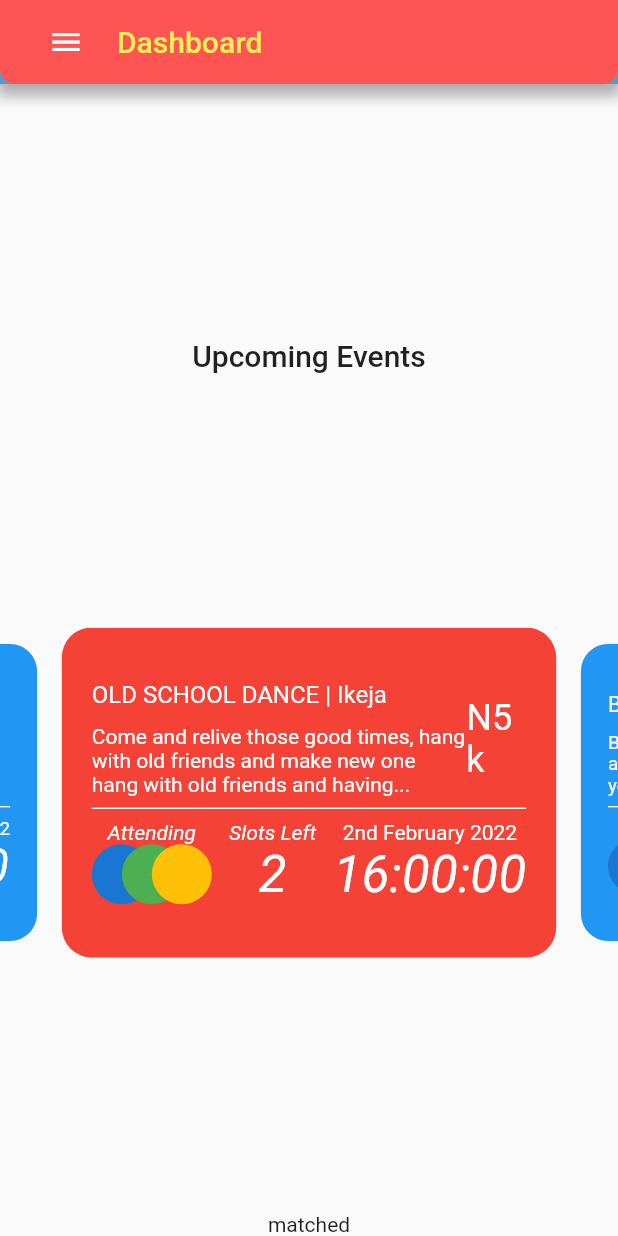
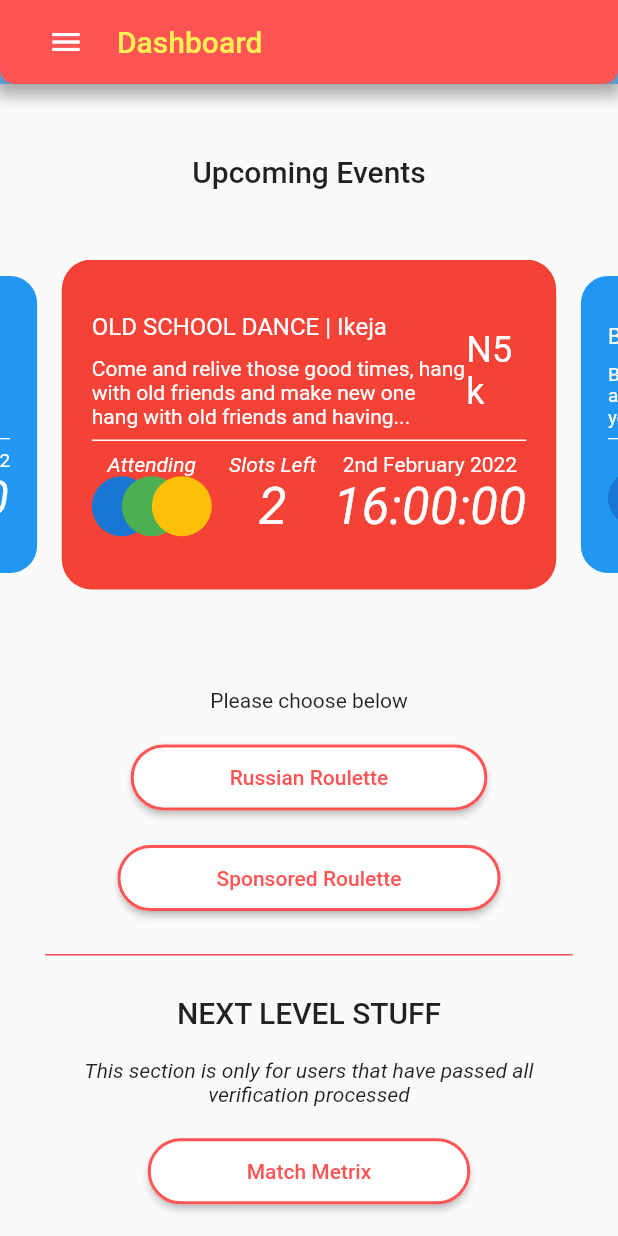
Before and after one commit to EniRox001/birddie, a Flutter app: the screen it shows after launch, on a phone screen of 412 x 824 dp. Run offline on Flutter 3.47's test engine with Material 2 defaults, Android fonts, the phone set to English and light mode, and no system bars; drawn by our look-alikes of card_swiper; our stand-ins replace google_fonts, intl_phone_field.

Commit message:
completed russian roulette cards

```diff
--- a/lib/providers/russian_roulette_provider.dart
+++ b/lib/providers/russian_roulette_provider.dart
@@ -2,12 +2,12 @@ import 'package:flutter/material.dart';
 import 'package:provider/provider.dart';
 
 class RussianRoulletes extends ChangeNotifier {
-  String _matched = 'matched';
+  String _matchState = 'not matched';
 
-  String get matched => _matched;
+  String get matchState => _matchState;
 
-  void setMatch(String match) {
-    _matched = match;
+  void setMatchState(String match) {
+    _matchState = match;
     notifyListeners();
   }
 }
--- a/lib/screens/dashboard.dart
+++ b/lib/screens/dashboard.dart
@@ -3,7 +3,11 @@ import 'package:birddie/screens/event_details.dart';
 import 'package:birddie/screens/russian_roulette.dart';
 import 'package:birddie/utils/functions.dart';
 import 'package:birddie/widgets/w_appbar.dart';
+import 'package:birddie/widgets/w_declined_roulette.dart';
 import 'package:birddie/widgets/w_elevated_button.dart';
+import 'package:birddie/widgets/w_matched_roulette.dart';
+import 'package:birddie/widgets/w_not_matched_roulette.dart';
+import 'package:birddie/widgets/w_review_roulette.dart';
 import 'package:flutter/material.dart';
 import 'package:card_swiper/card_swiper.dart';
 import 'package:birddie/providers/event_provider.dart';
@@ -68,74 +72,13 @@ class _DashboardState extends State<Dashboard> {
               ),
             ),
             //TODO: Show match review based on provider preference
-            context.watch<RussianRoulletes>().matched == 'matched'
-                ? Text('matched')
-                : context.watch<RussianRoulletes>().matched == 'review'
-                    ? Text('Review')
-                    : context.watch<RussianRoulletes>().matched == 'declined'
-                        ? Text('Declined')
-                        : Expanded(
-                            child: Column(
-                              mainAxisAlignment: MainAxisAlignment.spaceEvenly,
-                              children: [
-                                const Text(
-                                  'Please choose below',
-                                ),
-                                WElevatedButton(
-                                  onPressed: () {
-                                    navigate(
-                                      context,
-                                      const RussianRoullete(),
-                                    );
-                                  },
-                                  text: 'Russian Roulette',
-                                  outlined: true,
-                                ),
-                                WElevatedButton(
-                                  onPressed: () {
-                                    ScaffoldMessenger.of(context)
-                                        .showSnackBar(upcomingFeatureSnackBar);
-                                  },
-                                  text: 'Sponsored Roulette',
-                                  outlined: true,
-                                ),
-                                const Padding(
-                                  padding:
-                                      EdgeInsets.symmetric(horizontal: 30.0),
-                                  child: Divider(
-                                    color: Color(
-                                      0xFFFF5454,
-                                    ),
-                                    thickness: 1.0,
-                                  ),
-                                ),
-                                Text(
-                                  'NEXT LEVEL STUFF',
-                                  style: Theme.of(context).textTheme.titleLarge,
-                                ),
-                                Padding(
-                                  padding: const EdgeInsets.symmetric(
-                                      horizontal: 50.0),
-                                  child: Text(
-                                    'This section is only for users that have passed all verification processed',
-                                    style: Theme.of(context)
-                                        .textTheme
-                                        .bodyMedium!
-                                        .copyWith(fontStyle: FontStyle.italic),
-                                    textAlign: TextAlign.center,
-                                  ),
-                                ),
-                                WElevatedButton(
-                                  onPressed: () {
-                                    ScaffoldMessenger.of(context)
-                                        .showSnackBar(upcomingFeatureSnackBar);
-                                  },
-                                  text: 'Match Metrix',
-                                  outlined: true,
-                                ),
-                              ],
-                            ),
-                          ),
+            context.watch<RussianRoulletes>().matchState == 'matched'
+                ? const MatchedRoulette()
+                : context.watch<RussianRoulletes>().matchState == 'reviewing'
+                    ? const ReviewRoulette()
+                    : context.watch<RussianRoulletes>().matchState == 'declined'
+                        ? const DeclinedRoulette()
+                        : const NotMatchedRoulette()
           ],
         ),
       ),
--- a/lib/screens/russian_roulette.dart
+++ b/lib/screens/russian_roulette.dart
@@ -153,7 +153,7 @@ class _RussianRoulleteState extends State<RussianRoullete> {
                     ),
                     WElevatedButton(
                       onPressed: () {
-                        context.read<RussianRoulletes>().setMatch('');
+                        context.read<RussianRoulletes>().setMatchState('');
                         navigateBack(context);
                       },
                       text: 'MATCH ME',
--- /dev/null
+++ b/lib/widgets/w_not_matched_roulette.dart
@@ -0,0 +1,76 @@
+import 'package:flutter/material.dart';
+import 'w_elevated_button.dart';
+import 'package:birddie/screens/russian_roulette.dart';
+import 'package:birddie/utils/functions.dart';
+
+const upcomingFeatureSnackBar = SnackBar(
+  content: Text('This feature is coming soon... Stay Tuned!'),
+);
+
+class NotMatchedRoulette extends StatelessWidget {
+  const NotMatchedRoulette({super.key});
+
+  @override
+  Widget build(BuildContext context) {
+    return Expanded(
+      child: Column(
+        mainAxisAlignment: MainAxisAlignment.spaceEvenly,
+        children: [
+          const Text(
+            'Please choose below',
+          ),
+          WElevatedButton(
+            onPressed: () {
+              navigate(
+                context,
+                const RussianRoullete(),
+              );
+            },
+            text: 'Russian Roulette',
+            outlined: true,
+          ),
+          WElevatedButton(
+            onPressed: () {
+              ScaffoldMessenger.of(context)
+                  .showSnackBar(upcomingFeatureSnackBar);
+            },
+            text: 'Sponsored Roulette',
+            outlined: true,
+          ),
+          const Padding(
+            padding: EdgeInsets.symmetric(horizontal: 30.0),
+            child: Divider(
+              color: Color(
+                0xFFFF5454,
+              ),
+              thickness: 1.0,
+            ),
+          ),
+          Text(
+            'NEXT LEVEL STUFF',
+            style: Theme.of(context).textTheme.titleLarge,
+          ),
+          Padding(
+            padding: const EdgeInsets.symmetric(horizontal: 50.0),
+            child: Text(
+              'This section is only for users that have passed all verification processed',
+              style: Theme.of(context)
+                  .textTheme
+                  .bodyMedium!
+                  .copyWith(fontStyle: FontStyle.italic),
+              textAlign: TextAlign.center,
+            ),
+          ),
+          WElevatedButton(
+            onPressed: () {
+              ScaffoldMessenger.of(context)
+                  .showSnackBar(upcomingFeatureSnackBar);
+            },
+            text: 'Match Metrix',
+            outlined: true,
+          ),
+        ],
+      ),
+    );
+  }
+}
```
Also changed, not shown: lib/widgets/w_declined_roulette.dart (added, +38 -0 lines), lib/widgets/w_matched_roulette.dart (added, +203 -0 lines), lib/widgets/w_mini_elevated_button.dart (added, +26 -0 lines), lib/widgets/w_review_roulette.dart (added, +167 -0 lines).
